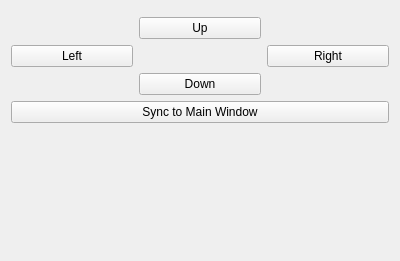
First picture: the form in neurolabi/gui/flyem/flyemorthocontrolform.ui, repository janelia-flyem/NeuTu, before the edit.
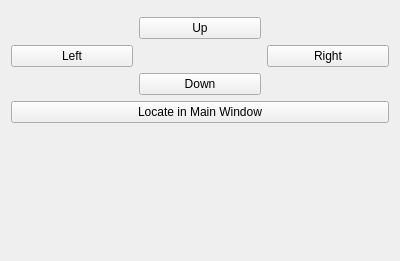
Second picture: the form after the edit. Icons and pictures are not drawn.

Commit message: add orthogonal view sync

What changed in the file:
```diff
--- a/neurolabi/gui/flyem/flyemorthocontrolform.ui
+++ b/neurolabi/gui/flyem/flyemorthocontrolform.ui
@@ -81,7 +81,7 @@
    <item>
     <widget class="QPushButton" name="syncPushButton">
      <property name="text">
-      <string>Sync to Main Window</string>
+      <string>Locate in Main Window</string>
      </property>
     </widget>
    </item>
```
Left out of the diff: 2 changed lines with no effect on the pictures. The commit also changes 29 other files.
